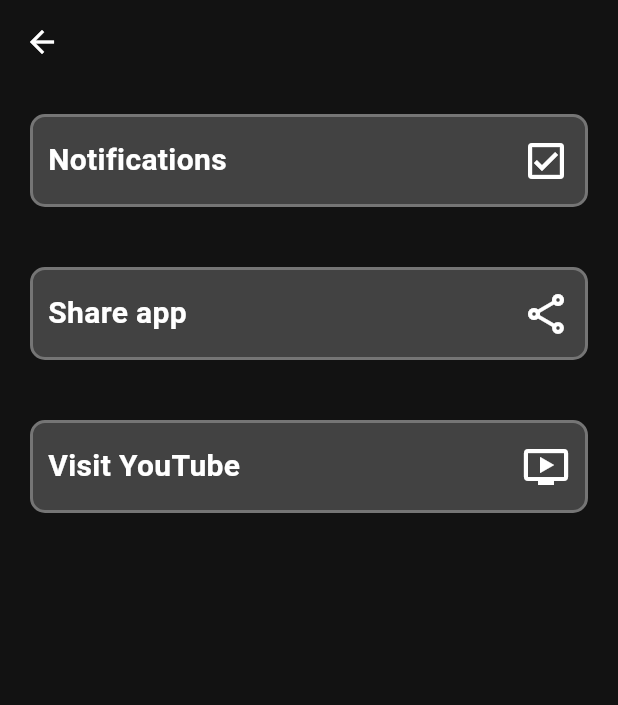
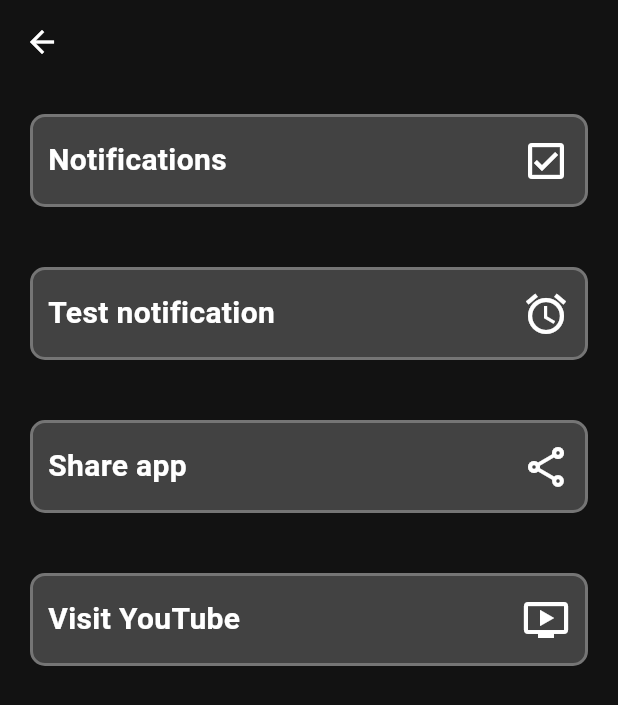
Before and after one commit to Jarkyman/cs_smoke_app, a Flutter app: the screen it shows after launch, scrolled down 492 dp, after a tap on the "menu" icon, on a phone screen of 412 x 824 dp. Shown: the top 705 px of the screen. Run offline on Flutter 3.47's test engine with Material 2 defaults, Android fonts, the phone set to English and light mode, and no system bars; our stand-ins replace bordered_text, flutter_local_notifications, flutter_native_timezone_updated_gradle, permission_handler, rxdart, share_plus and 3 more; missing offline and left inert: a package.

Commit message:
fix when app is closed, notifications still works, added remove notifications and added grant permission on startup on android

```diff
--- a/lib/core/models/notification_api.dart
+++ b/lib/core/models/notification_api.dart
@@ -1,5 +1,6 @@
 import 'package:flutter/material.dart';
 import 'package:flutter_local_notifications/flutter_local_notifications.dart';
+import 'package:flutter_native_timezone_updated_gradle/flutter_native_timezone.dart';
 import 'package:rxdart/rxdart.dart';
 import 'package:timezone/timezone.dart' as tz;
 
@@ -8,14 +9,20 @@ class NotificationApi {
   static final onNotifications = BehaviorSubject<String?>();
 
   static Future _notificationDetails() async {
+    //Sound skal ligge under android/app/main/res/raw/
+    //Sound skal ligge under Runner/Resources/
+    const String _sound = 'Sound name'; //Do not include .wav on android
     return const NotificationDetails(
       android: AndroidNotificationDetails(
         'Util Master',
         'News',
         channelDescription: 'Get news and keep up with the game.',
         importance: Importance.max,
+        //sound: RawResourceAndroidNotificationSound(_sound),
       ),
-      iOS: DarwinNotificationDetails(),
+      iOS: DarwinNotificationDetails(
+          //sound: _sound,
+          ),
     );
   }
 
@@ -25,6 +32,12 @@ class NotificationApi {
         AndroidInitializationSettings('@mipmap/ic_launcher');
     final iOSSettings = DarwinInitializationSettings();
 
+    //If the app is closed
+    final details = await _notifications.getNotificationAppLaunchDetails();
+    if (details != null && details.didNotificationLaunchApp) {
+      onNotifications.add(details.notificationResponse!.payload);
+    }
+
     final settings =
         InitializationSettings(android: androidSettings, iOS: iOSSettings);
     await _notifications.initialize(
@@ -33,6 +46,11 @@ class NotificationApi {
         onNotifications.add(payload.payload);
       },
     );
+
+    if (initScheduled) {
+      final locationName = await FlutterNativeTimezone.getLocalTimezone();
+      tz.setLocalLocation(tz.getLocation(locationName));
+    }
   }
 
   static Future showNotification({
@@ -54,18 +72,19 @@ class NotificationApi {
     String? title,
     String? body,
     String? payload,
-    required DateTime scheduledDate,
+    required DateTime scheduledDate, //For test only
   }) async =>
       _notifications.zonedSchedule(
         id,
         title,
         body,
-        tz.TZDateTime.from(scheduledDate, tz.local), //_scheduleDaily(Time(8)),
+        tz.TZDateTime.from(scheduledDate, tz.local),
+        //_scheduleWeekly(TimeOfDay(hour: 17, minute: 00), days: [DateTime.tuesday, DateTime.friday]),
         await _notificationDetails(),
         payload: payload,
         uiLocalNotificationDateInterpretation:
             UILocalNotificationDateInterpretation.absoluteTime,
-        matchDateTimeComponents: DateTimeComponents.time, //dayofWeekAndTime
+        matchDateTimeComponents: DateTimeComponents.dayOfWeekAndTime,
       );
 
   static tz.TZDateTime _scheduleDaily(TimeOfDay time) {
@@ -77,4 +96,17 @@ class NotificationApi {
         ? scheduledDate.add(Duration(days: 1))
         : scheduledDate;
   }
+
+  static tz.TZDateTime _scheduleWeekly(TimeOfDay time,
+      {required List<int> days}) {
+    tz.TZDateTime scheduledDate = _scheduleDaily(time);
+    while (!days.contains(scheduledDate.weekday)) {
+      scheduledDate = scheduledDate.add(Duration(days: 1));
+    }
+
+    return scheduledDate;
+  }
+
+  static void cancel(int id) => _notifications.cancel(id);
+  static void cancelAll() => _notifications.cancelAll();
 }
--- a/lib/core/viewmodels/settings_view_model.dart
+++ b/lib/core/viewmodels/settings_view_model.dart
@@ -17,6 +17,9 @@ class SettingsViewModel extends ChangeNotifier {
   Future<void> loadSettings() async {
     final SharedPreferences prefs = await SharedPreferences.getInstance();
     _isNotification = prefs.getBool(_notificationKey) ?? true;
+    if (!_isNotification) {
+      NotificationApi.cancelAll();
+    }
     print('Load: $_isNotification');
   }
 
@@ -31,6 +34,7 @@ class SettingsViewModel extends ChangeNotifier {
     if (_isNotification) {
       print('off');
       _isNotification = false;
+      NotificationApi.cancelAll();
       saveSettings();
     } else {
       if (status.isGranted) {
@@ -53,6 +57,7 @@ class SettingsViewModel extends ChangeNotifier {
     } else {
       print('premission OFF');
       _isNotification = false;
+      NotificationApi.cancelAll();
       saveSettings();
       notifyListeners();
     }
@@ -60,6 +65,7 @@ class SettingsViewModel extends ChangeNotifier {
     if (await Permission.notification.isRestricted) {
       print('premission Restrcted');
       _isNotification = false;
+      NotificationApi.cancelAll();
       saveSettings();
       notifyListeners();
     }
@@ -74,20 +80,9 @@ class SettingsViewModel extends ChangeNotifier {
     } else {
       print('No premission');
       _isNotification = false;
+      NotificationApi.cancelAll();
       saveSettings();
       notifyListeners();
     }
   }
-
-  void callNotification() async {
-    await loadSettings();
-    if (_isNotification) {
-      NotificationApi.showScheduledNotification(
-        title: 'Go practice now',
-        body: 'Check out this new smokes on Inferno',
-        payload: 'Inferno',
-        scheduledDate: DateTime.now().add(Duration(seconds: 4)),
-      );
-    }
-  }
 }
--- a/lib/main.dart
+++ b/lib/main.dart
@@ -2,13 +2,19 @@ import 'package:cs_smoke_app/core/viewmodels/settings_view_model.dart';
 import 'package:cs_smoke_app/core/viewmodels/util_view_model.dart';
 import 'package:cs_smoke_app/view/screens/maps_screen.dart';
 import 'package:flutter/material.dart';
+import 'package:permission_handler/permission_handler.dart';
 import 'package:provider/provider.dart';
 import 'package:timezone/data/latest.dart' as tz;
 
 import 'core/viewmodels/radar_view_model.dart';
 
-void main() {
+void main() async {
   WidgetsFlutterBinding.ensureInitialized();
+  await Permission.notification.isDenied.then((value) {
+    if (value) {
+      Permission.notification.request();
+    }
+  });
   tz.initializeTimeZones();
   runApp(const MyApp());
 }
--- a/lib/view/screens/maps_screen.dart
+++ b/lib/view/screens/maps_screen.dart
@@ -1,5 +1,4 @@
 import 'package:bordered_text/bordered_text.dart';
-import 'package:cs_smoke_app/core/viewmodels/settings_view_model.dart';
 import 'package:cs_smoke_app/core/viewmodels/util_view_model.dart';
 import 'package:cs_smoke_app/view/screens/menu_screen.dart';
 import 'package:cs_smoke_app/view/screens/radar_screen.dart';
@@ -19,8 +18,14 @@ class _MapsScreenState extends State<MapsScreen> {
   @override
   void initState() {
     super.initState();
-    NotificationApi.init();
+    NotificationApi.init(initScheduled: true);
     listenNotifications();
+    NotificationApi.showScheduledNotification(
+      title: 'Go practice now',
+      body: 'Check out this new smokes on Inferno',
+      payload: 'Inferno',
+      scheduledDate: DateTime.now().add(Duration(seconds: 10)),
+    );
   }
 
   void listenNotifications() =>
@@ -40,9 +45,6 @@ class _MapsScreenState extends State<MapsScreen> {
   Widget build(BuildContext context) {
     final radarViewModel = Provider.of<RadarViewModel>(context);
     final utilViewModel = Provider.of<UtilViewModel>(context);
-    final settingsViewModel = Provider.of<SettingsViewModel>(context);
-
-    settingsViewModel.callNotification(); //TODO: Loading screen
 
     return Scaffold(
       backgroundColor: Global.bgColor,
--- a/lib/view/screens/menu_screen.dart
+++ b/lib/view/screens/menu_screen.dart
@@ -3,6 +3,7 @@ import 'package:flutter/material.dart';
 import 'package:provider/provider.dart';
 import 'package:share_plus/share_plus.dart';
 
+import '../../core/models/notification_api.dart';
 import '../../core/viewmodels/settings_view_model.dart';
 
 class MenuScreen extends StatelessWidget {
@@ -25,6 +26,19 @@ class MenuScreen extends StatelessWidget {
               icon: settingsViewModel.isNotification
                   ? Icons.check_box_outlined
                   : Icons.check_box_outline_blank_outlined,
+            ),
+            MenuButton(
+              onTap: () {
+                print('Click');
+                NotificationApi.showScheduledNotification(
+                  title: 'Go practice now',
+                  body: 'Check out this new smokes on Inferno',
+                  payload: 'Inferno',
+                  scheduledDate: DateTime.now().add(Duration(seconds: 10)),
+                );
+              },
+              title: 'Test notification',
+              icon: Icons.access_alarm,
             ),
             MenuButton(
               onTap: () {
--- a/pubspec.yaml
+++ b/pubspec.yaml
@@ -25,6 +25,7 @@ dependencies:
   rxdart: ^0.27.7
   permission_handler: ^11.0.1
   shared_preferences: ^2.2.2
+  flutter_native_timezone_updated_gradle: ^2.0.3
 
 dev_dependencies:
   flutter_test:
```
Also changed, not shown: pubspec.lock, 2 other files.
